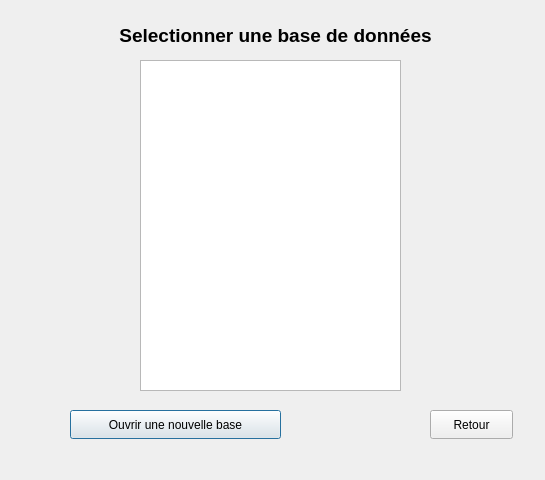
Above: dblist.ui from HenriSalard/QT_TP1 before the change. Below: the same form after it.
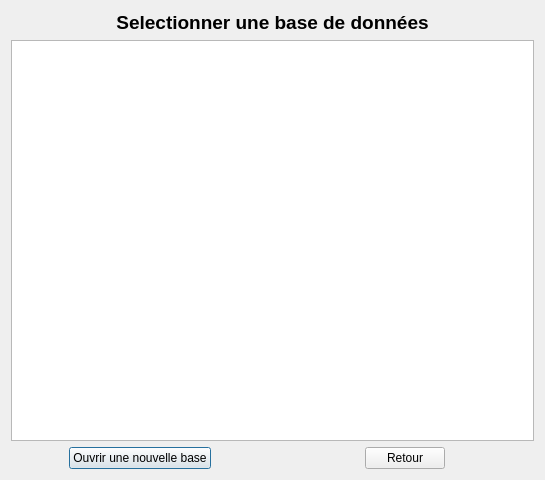
That is the form after the change.

```diff
--- a/dblist.ui
+++ b/dblist.ui
@@ -13,25 +13,9 @@
   <property name="windowTitle">
    <string>Dialog</string>
   </property>
-  <widget class="QTableWidget" name="tableWidget">
-   <property name="geometry">
-    <rect>
-     <x>140</x>
-     <y>60</y>
-     <width>261</width>
-     <height>331</height>
-    </rect>
-   </property>
-  </widget>
+  <layout class="QGridLayout" name="gridLayout">
+   <item row="0" column="0" colspan="2">
   <widget class="QLabel" name="label">
-   <property name="geometry">
-    <rect>
-     <x>10</x>
-     <y>20</y>
-     <width>531</width>
-     <height>31</height>
-    </rect>
-   </property>
    <property name="font">
     <font>
      <pointsize>14</pointsize>
@@ -45,32 +29,25 @@
     <set>Qt::AlignCenter</set>
    </property>
   </widget>
+   </item>
+   <item row="2" column="0" alignment="Qt::AlignHCenter">
   <widget class="QPushButton" name="pushButton">
-   <property name="geometry">
-    <rect>
-     <x>70</x>
-     <y>410</y>
-     <width>211</width>
-     <height>29</height>
-    </rect>
-   </property>
    <property name="text">
     <string>Ouvrir une nouvelle base</string>
    </property>
   </widget>
+   </item>
+   <item row="2" column="1" alignment="Qt::AlignHCenter">
   <widget class="QPushButton" name="pushButton_2">
-   <property name="geometry">
-    <rect>
-     <x>430</x>
-     <y>410</y>
-     <width>83</width>
-     <height>29</height>
-    </rect>
-   </property>
    <property name="text">
     <string>Retour</string>
    </property>
   </widget>
+   </item>
+   <item row="1" column="0" colspan="2">
+    <widget class="QTableWidget" name="tableWidget"/>
+   </item>
+  </layout>
  </widget>
  <resources/>
  <connections/>
```
Lines whose indentation alone changed are shown as unchanged.
